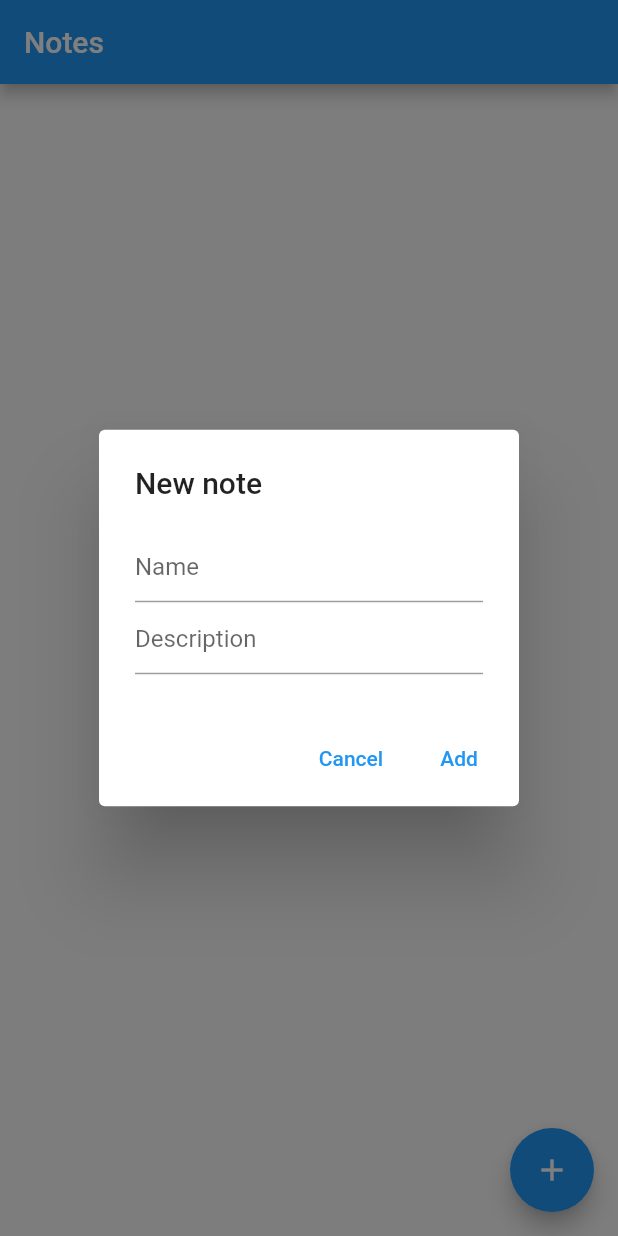
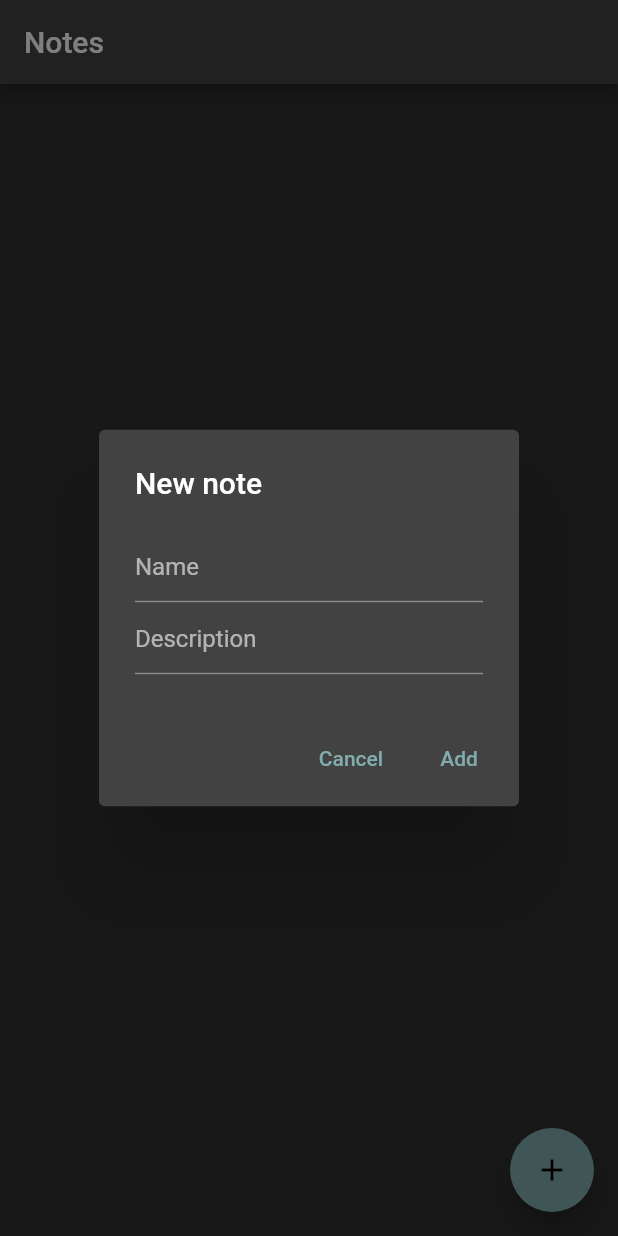
Before and after one commit to Melamorri/homework, a Flutter app: the screen it shows after launch, after a tap on the "add" icon, on a phone screen of 412 x 824 dp. Run offline on Flutter 3.47's test engine with Material 2 defaults, Android fonts, the phone set to English and light mode, and no system bars; our stand-ins replace objectbox; generated files the repository leaves out were written again.

Commit message:
Design updated, update function issue fixed

```diff
--- a/lib/main.dart
+++ b/lib/main.dart
@@ -1,3 +1,4 @@
+import 'package:database/primarySwatch.dart';
 import 'package:flutter/material.dart';
 
 import 'notes_main_page.dart';
@@ -13,7 +14,9 @@ class NotesApp extends StatelessWidget {
   Widget build(BuildContext context) {
     return MaterialApp(
       theme: ThemeData(
-        primarySwatch: Colors.blue,
+        brightness: Brightness.dark,
+        primaryColor: Colors.blueGrey.shade900,
+        primarySwatch: primarySwatchColor
       ),
       home: const NotesMainPage(),
     );
--- a/lib/notes_main_page.dart
+++ b/lib/notes_main_page.dart
@@ -1,3 +1,4 @@
+import 'package:database/primarySwatch.dart';
 import 'package:flutter/material.dart';
 import 'dart:async';
 import 'note.dart';
@@ -30,7 +31,7 @@ class _NotesMainPageState extends State<NotesMainPage> {
       appBar: AppBar(
         title: const Text('Notes'),
       ),
-      body: ListView.builder(
+      body: ListView.separated(
         itemCount: _notes.length,
         itemBuilder: (_, i) => ListTile(
             title: Text(
@@ -46,9 +47,9 @@ class _NotesMainPageState extends State<NotesMainPage> {
                     onPressed: () {
                         _showUpdateDialog(_notes[i]);
                     },
-                    icon: const Icon(Icons.edit)),
+                    icon: Icon(Icons.edit, color: primarySwatchColorAccent,)),
                 IconButton(
-                    icon: const Icon(Icons.delete),
+                    icon: Icon(Icons.delete, color: primarySwatchColorAccent,),
                     onPressed: () {
                       _notesRepo.deleteNote(_notes[i]);
                       setState(() {
@@ -56,9 +57,12 @@ class _NotesMainPageState extends State<NotesMainPage> {
                       });
                     })
               ],
-            )),
+            )), separatorBuilder: (BuildContext context, int index) {
+                  return const Divider(height: 1.0, color: Colors.black,);
+      },
       ),
       floatingActionButton: FloatingActionButton(
+        backgroundColor: primarySwatchColor,
         onPressed: () => _showDialog(),
         child: const Icon(Icons.add),
       ),
@@ -142,10 +146,8 @@ class _NotesMainPageState extends State<NotesMainPage> {
               ),
               TextButton(
                 onPressed: () {
-                  _notes.map((note) {
                     final newNote = Note(name: nameController.text, description: descController.text);
                     _notesRepo.updateNote(note, newNote);
-                  }).toList();
                   setState(() {
                     _notes = _notesRepo.getNotes();
                     Navigator.pop(context);
--- /dev/null
+++ b/lib/primarySwatch.dart
@@ -0,0 +1,26 @@
+import 'package:flutter/material.dart';
+const MaterialColor primarySwatchColor = MaterialColor(PrimarySwatchColorPrimaryValue, <int, Color>{
+  50: Color(0xFFF0F5F5),
+  100: Color(0xFFD9E6E6),
+  200: Color(0xFFC0D6D6),
+  300: Color(0xFFA7C5C5),
+  400: Color(0xFF94B8B8),
+  500: Color(PrimarySwatchColorPrimaryValue),
+  600: Color(0xFF79A5A5),
+  700: Color(0xFF6E9B9B),
+  800: Color(0xFF649292),
+  900: Color(0xFF518282),
+});
+const int PrimarySwatchColorPrimaryValue = 0xFF81ACAC;
+
+const MaterialColor primarySwatchColorAccent = MaterialColor(PrimarySwatchColorAccentValue, <int, Color>{
+  50: Color(PrimarySwatchColorAccentValue),
+  100: Color(0xFFE6FFFF),
+  200: Color(PrimarySwatchColorAccentValue),
+  300: Color(PrimarySwatchColorAccentValue),
+  400: Color(0xFF80FFFF),
+  500: Color(PrimarySwatchColorAccentValue),
+  600: Color(PrimarySwatchColorAccentValue),
+  700: Color(0xFF67FFFF),
+});
+const int PrimarySwatchColorAccentValue = 0xFFB3FFFF;
```
